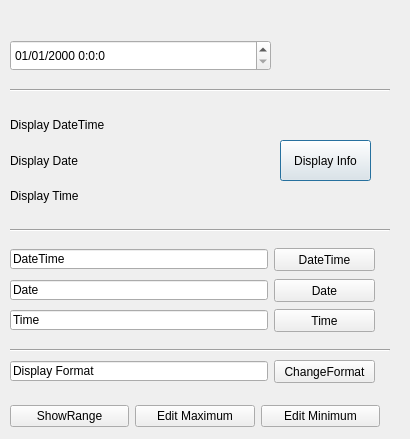
Before: the Qt Designer form 02.12 DateTimeEdit/dateTimeEditTest.ui in SebinLee/PyQt5forBeginner, drawn with Qt 5.
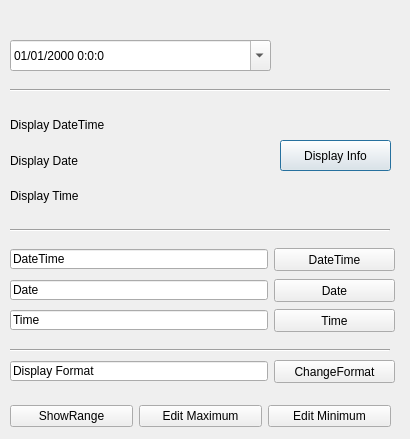
After: the same form once the commit is applied.

The edit to the form file:
```diff
--- a/02.12 DateTimeEdit/dateTimeEditTest.ui
+++ b/02.12 DateTimeEdit/dateTimeEditTest.ui
@@ -18,8 +18,8 @@
     <rect>
      <x>280</x>
      <y>140</y>
-     <width>91</width>
-     <height>41</height>
+     <width>111</width>
+     <height>31</height>
     </rect>
    </property>
    <property name="text">
@@ -40,9 +40,9 @@
      <hour>23</hour>
      <minute>59</minute>
      <second>59</second>
-     <year>6879</year>
-     <month>6</month>
-     <day>5</day>
+     <year>2100</year>
+     <month>1</month>
+     <day>1</day>
     </datetime>
    </property>
    <property name="minimumDateTime">
@@ -55,6 +55,13 @@
      <day>1</day>
     </datetime>
    </property>
+   <property name="maximumDate">
+    <date>
+     <year>2100</year>
+     <month>1</month>
+     <day>1</day>
+    </date>
+   </property>
    <property name="currentSection">
     <enum>QDateTimeEdit::DaySection</enum>
    </property>
@@ -62,7 +69,7 @@
     <string>dd/MM/yyyy h:m:s</string>
    </property>
    <property name="calendarPopup">
-    <bool>false</bool>
+    <bool>true</bool>
    </property>
   </widget>
   <widget class="Line" name="line">
@@ -96,7 +103,7 @@
     <rect>
      <x>274</x>
      <y>248</y>
-     <width>101</width>
+     <width>121</width>
      <height>23</height>
     </rect>
    </property>
@@ -135,7 +142,7 @@
     <rect>
      <x>274</x>
      <y>279</y>
-     <width>101</width>
+     <width>121</width>
      <height>23</height>
     </rect>
    </property>
@@ -161,7 +168,7 @@
     <rect>
      <x>274</x>
      <y>309</y>
-     <width>101</width>
+     <width>121</width>
      <height>23</height>
     </rect>
    </property>
@@ -200,7 +207,7 @@
     <rect>
      <x>274</x>
      <y>360</y>
-     <width>101</width>
+     <width>121</width>
      <height>23</height>
     </rect>
    </property>
@@ -246,7 +253,7 @@
     <rect>
      <x>10</x>
      <y>400</y>
-     <width>370</width>
+     <width>381</width>
      <height>32</height>
     </rect>
    </property>
```
